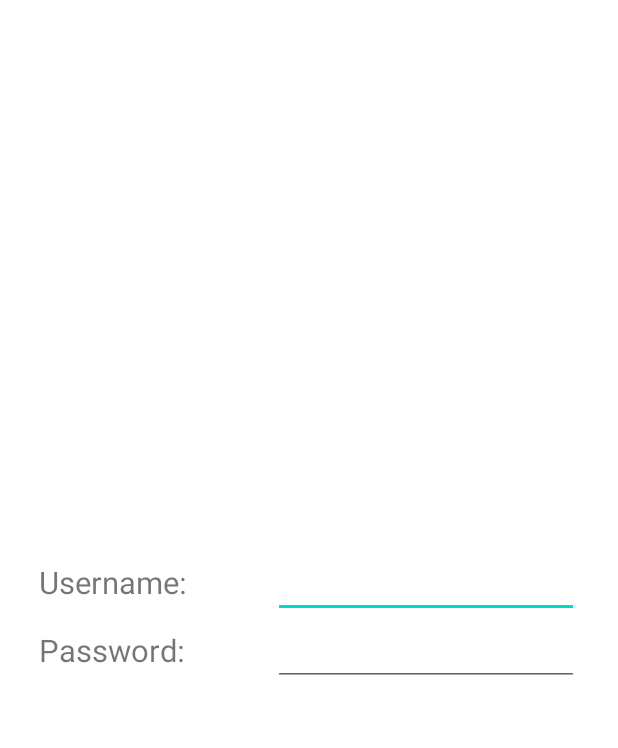
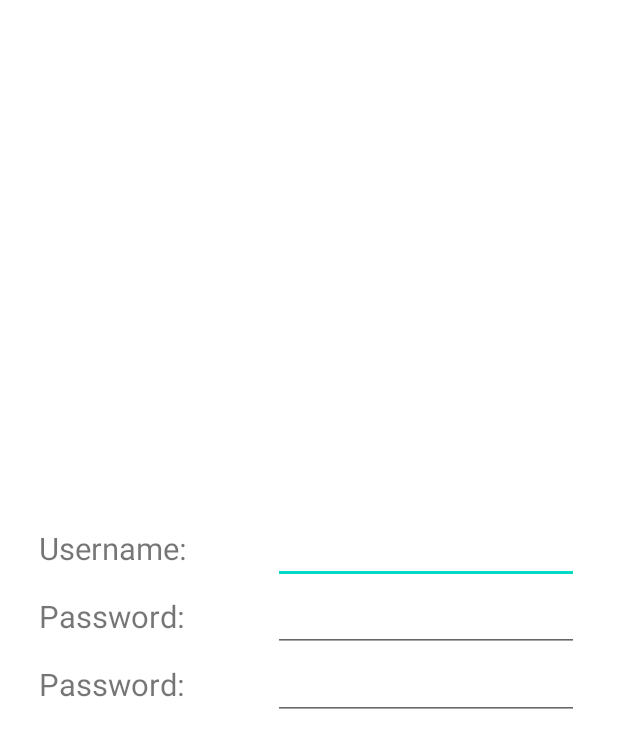
Before and after one commit to tuananhbn101/Canifa_Shopping, an Android app: the LoginActivity screen opened directly, with no data from a screen before it, on a phone screen of 412 x 824 dp. Shown: the top 748 px of the screen. Run offline under Robolectric (Android 15) with nearby library versions, the phone set to English and light mode, and no system bars; our stand-ins replace data binding, sdp/ssp sizes.

Commit message:
đây là Login 123

```diff
--- a/app/src/main/res/layout/activity_login.xml
+++ b/app/src/main/res/layout/activity_login.xml
@@ -43,7 +43,24 @@
                 android:id="@+id/edPassword"
                 />
         </LinearLayout>
-
+        <LinearLayout
+            android:layout_width="match_parent"
+            android:layout_height="wrap_content"
+            android:orientation="horizontal"
+            >
+            <TextView
+                android:layout_width="@dimen/_120sdp"
+                android:layout_height="wrap_content"
+                android:text="Password:"
+                android:textSize="@dimen/_16sdp"
+                />
+            <EditText
+                android:layout_width="match_parent"
+                android:layout_height="wrap_content"
+                android:textSize="@dimen/_14sdp"
+                android:id="@+id/edPassword1"
+                />
+        </LinearLayout>
 
     </LinearLayout>
 </layout>
```
